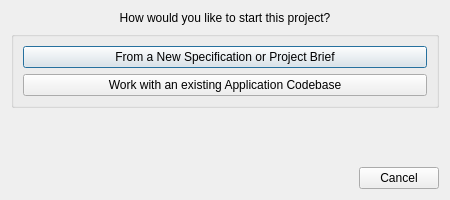
Qt form gui/new_project_dialog.ui (mariolewis/asdf_factory) before a commit.
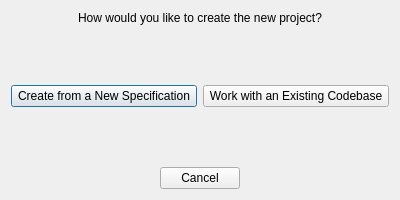
The same form after that commit.

Patch:
```diff
--- a/gui/new_project_dialog.ui
+++ b/gui/new_project_dialog.ui
@@ -6,7 +6,7 @@
    <rect>
     <x>0</x>
     <y>0</y>
-    <width>450</width>
+    <width>400</width>
     <height>200</height>
    </rect>
   </property>
@@ -20,7 +20,7 @@
    <item>
     <widget class="QLabel" name="instructionLabel">
      <property name="text">
-      <string>How would you like to start this project?</string>
+      <string>How would you like to create the new project?</string>
      </property>
      <property name="alignment">
       <set>Qt::AlignCenter</set>
@@ -28,30 +28,38 @@
     </widget>
    </item>
    <item>
-    <widget class="QGroupBox" name="groupBox">
-     <property name="title">
-      <string/>
+    <spacer name="verticalSpacer">
+     <property name="orientation">
+      <enum>Qt::Vertical</enum>
      </property>
-     <layout class="QVBoxLayout" name="verticalLayout_2">
+     <property name="sizeHint" stdset="0">
+      <size>
+       <width>20</width>
+       <height>40</height>
+      </size>
+     </property>
+    </spacer>
+   </item>
+   <item>
+    <layout class="QHBoxLayout" name="horizontalLayout">
       <item>
        <widget class="QPushButton" name="fromSpecButton">
         <property name="text">
-         <string>From a New Specification or Project Brief</string>
+        <string>Create from a New Specification</string>
         </property>
        </widget>
       </item>
       <item>
        <widget class="QPushButton" name="fromCodebaseButton">
         <property name="text">
-         <string>Work with an existing Application Codebase</string>
+        <string>Work with an Existing Codebase</string>
         </property>
        </widget>
       </item>
      </layout>
-    </widget>
    </item>
    <item>
-    <spacer name="verticalSpacer">
+    <spacer name="verticalSpacer_2">
      <property name="orientation">
       <enum>Qt::Vertical</enum>
      </property>
@@ -71,6 +79,9 @@
      <property name="standardButtons">
       <set>QDialogButtonBox::Cancel</set>
      </property>
+     <property name="centerButtons">
+      <bool>true</bool>
+     </property>
     </widget>
    </item>
   </layout>
```
Left out of the diff: 15 changed lines with no effect on the pictures. Lines whose indentation alone changed are shown as unchanged.
